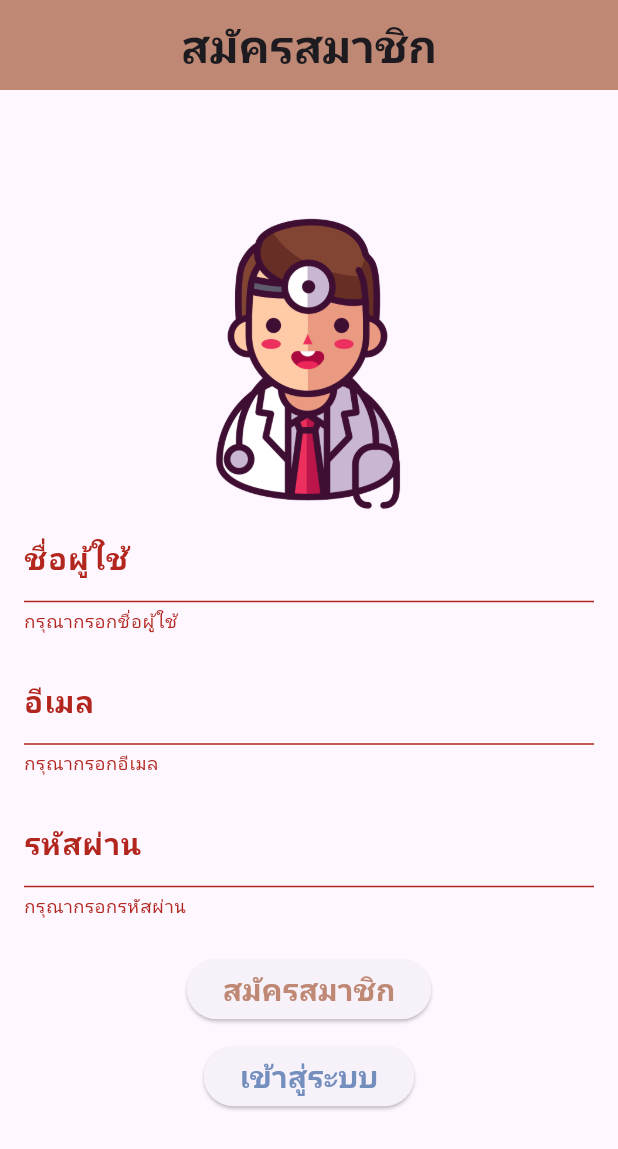
After one commit to KittipongChaiya/Flutter-github, a Flutter app: the screen it shows after launch, after a tap on "สมัครสมาชิก", on a phone screen of 412 x 824 dp. The commit adds this screen. Shown: the top 1149 px of the screen. Run offline on Flutter 3.47's test engine with Material 3 defaults, Android fonts, the phone set to English and light mode, and no system bars; our stand-ins replace google_fonts; missing offline and left inert: postgres; Roboto replaces fonts that are missing (Kanit).

Commit message:
Fix sizedbox

```diff
--- /dev/null
+++ b/lib/screens/register.dart
@@ -0,0 +1,159 @@
+import 'package:flutter/material.dart';
+import 'package:google_fonts/google_fonts.dart';
+import 'package:myproject/screens/login.dart';
+import 'package:postgres/postgres.dart';
+
+
+class RegisterPage extends StatefulWidget {
+  @override
+  _RegisterPageState createState() => _RegisterPageState();
+}
+
+class _RegisterPageState extends State<RegisterPage> {
+  final _formKey = GlobalKey<FormState>();
+  final _usernameController = TextEditingController();
+  final _emailController = TextEditingController();
+  final _passwordController = TextEditingController();
+
+  // Function สำหรับเชื่อมต่อและบันทึกข้อมูลลง PostgreSQL
+  Future<void> _registerUser() async {
+    try {
+      // เชื่อมต่อฐานข้อมูล PostgreSQL
+      final connection = await Connection.open(
+        Endpoint(
+          host: 'localhost',
+          port: 5432,
+          database: 'db_login',
+          username: 'postgres',
+          password: '1234',
+        ),
+        settings: const ConnectionSettings(sslMode: SslMode.disable),
+      );
+
+      // คำสั่ง SQL สำหรับบันทึกข้อมูลผู้ใช้
+      await connection.execute(
+        'INSERT INTO users (username, email, password) VALUES (@username, @email, @password)',
+        parameters: {
+          'username': _usernameController.text,
+          'email': _emailController.text,
+          'password': _passwordController.text,
+        },
+      );
+
+      // ปิดการเชื่อมต่อ
+      await connection.close();
+
+      // แสดง Snackbar เมื่อสมัครสมาชิกสำเร็จ
+      ScaffoldMessenger.of(context).showSnackBar(
+        SnackBar(content: Text('สมัครสมาชิกสำเร็จ', style: GoogleFonts.kanit())),
+      );
+
+      // นำทางไปหน้า Login
+      Navigator.pushReplacement(
+        context,
+        MaterialPageRoute(builder: (ctx) => LoginPage())
+      );
+
+    } catch (e) {
+      // จัดการข้อผิดพลาดในการเชื่อมต่อหรือบันทึกข้อมูล
+      ScaffoldMessenger.of(context).showSnackBar(
+        SnackBar(content: Text('เกิดข้อผิดพลาด: $e', style: GoogleFonts.kanit())),
+      );
+    }
+  }
+
+  @override
+  Widget build(BuildContext context) {
+    return Scaffold(
+      appBar: AppBar(
+        title: Text("สมัครสมาชิก", style: GoogleFonts.kanit(textStyle: TextStyle(fontSize: 30, fontWeight: FontWeight.bold)),),
+        backgroundColor: const Color.fromARGB(255, 190, 136, 116),
+        centerTitle: true,
+        toolbarHeight: 60,
+      ),
+
+      body: Padding(
+        padding: const EdgeInsets.all(16.0),
+        child: Form(
+          key: _formKey,
+          child: Column(
+            mainAxisAlignment: MainAxisAlignment.center,
+            children: <Widget>[
+              Image.asset(
+                'assets/images/pic2.png',
+                width: 200,
+                height: 200
+              ),
+
+              TextFormField(
+                controller: _usernameController,
+                decoration: InputDecoration(
+                  labelText: 'ชื่อผู้ใช้',
+                  labelStyle: GoogleFonts.kanit(textStyle: TextStyle(fontSize: 20, fontWeight: FontWeight.bold)),
+                ),
+                validator: (value) {
+                  if (value == null || value.isEmpty) {
+                    return 'กรุณากรอกชื่อผู้ใช้';
+                  }
+                  return null;
+                },
+              ),
+
+              SizedBox(height: 16.0),
+              TextFormField(
+                controller: _emailController,
+                decoration: InputDecoration(
+                  labelText: 'อีเมล',
+                  labelStyle: GoogleFonts.kanit(textStyle: TextStyle(fontSize: 20, fontWeight: FontWeight.bold)),
+                ),
+                validator: (value) {
+                  if (value == null || value.isEmpty) {
+                    return 'กรุณากรอกอีเมล';
+                  }
+                  return null;
+                },
+              ),
+
+              SizedBox(height: 16.0),
+              TextFormField(
+                controller: _passwordController,
+                obscureText: true,
+                decoration: InputDecoration(
+                  labelText: 'รหัสผ่าน',
+                  labelStyle: GoogleFonts.kanit(textStyle: TextStyle(fontSize: 20, fontWeight: FontWeight.bold)),
+                ),
+                validator: (value) {
+                  if (value == null || value.isEmpty) {
+                    return 'กรุณากรอกรหัสผ่าน';
+                  }
+                  return null;
+                },
+              ),
+
+              SizedBox(height: 24),
+              ElevatedButton(
+                onPressed: () {
+                  if (_formKey.currentState!.validate()) {
+                    _formKey.currentState!.save();
+                    // เรียกใช้ฟังก์ชันบันทึกข้อมูลผู้ใช้
+                    _registerUser();
+                  }
+                },
+                child: Text('สมัครสมาชิก',style: GoogleFonts.kanit(textStyle: TextStyle(fontSize: 20,fontWeight: FontWeight.bold, color: Color.fromARGB(255, 190, 136, 116))),),
+              ),
+
+              SizedBox(height: 10),
+              ElevatedButton(
+                onPressed: (){
+                  Navigator.pushReplacement(context, MaterialPageRoute(
+                    builder: (ctx) =>  LoginPage()));
+                },
+                child: Text("เข้าสู่ระบบ",style: GoogleFonts.kanit(textStyle: TextStyle(fontSize: 20,fontWeight: FontWeight.bold, color: Color.fromARGB(255, 116, 142, 190))),),
+              ),
+            ],
+          ),
+        ),
+      ),
+    );
+  }
+}
--- a/pubspec.yaml
+++ b/pubspec.yaml
@@ -35,6 +35,8 @@ dependencies:
   # Use with the CupertinoIcons class for iOS style icons.
   cupertino_icons: ^1.0.8
   google_fonts: ^6.2.1
+  postgres: ^3.5.4
+  http: ^1.3.0
 
 dev_dependencies:
   flutter_test:
```
Also changed, not shown: lib/screens/login.dart (+4 -3 lines), pubspec.lock.
